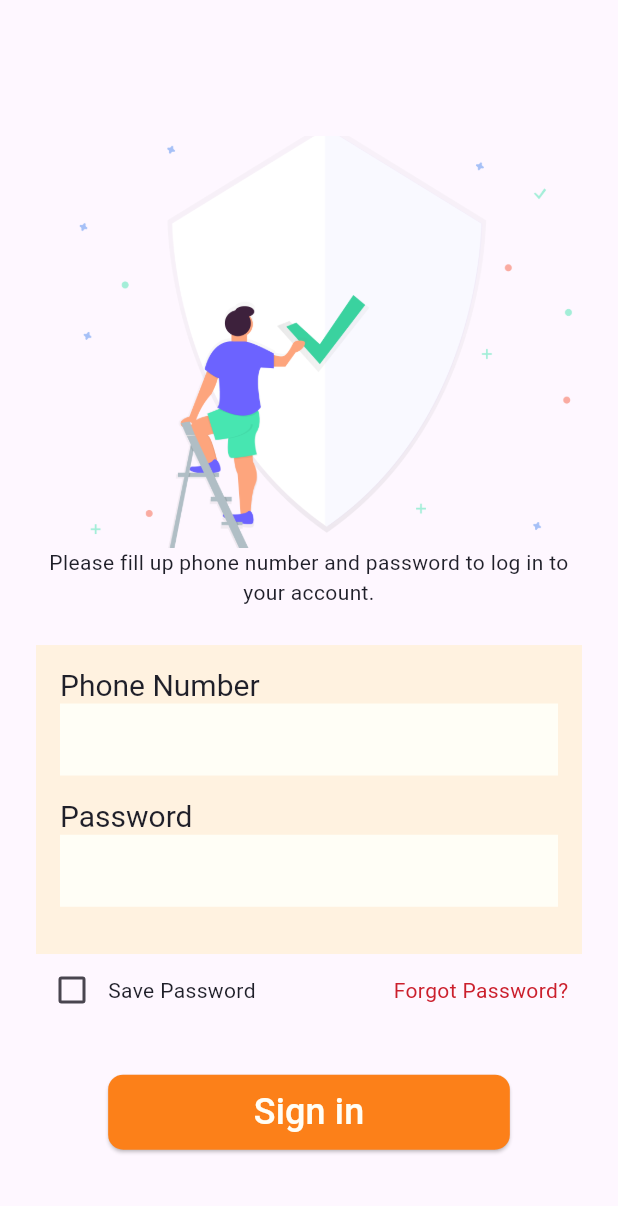
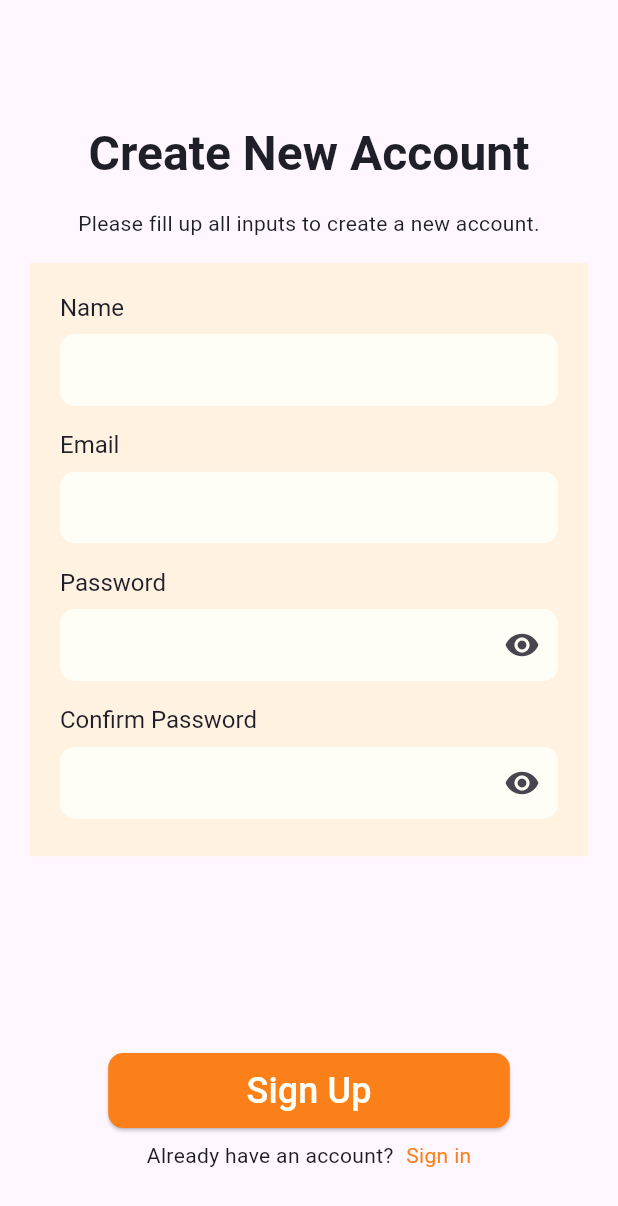
Before and after one commit to MahmoudOsman99/food-app, a Flutter app: the screen it shows after launch, on a phone screen of 412 x 824 dp. Shown: the top 1206 px of the screen. Run offline on Flutter 3.47's test engine with Material 2 defaults, Android fonts, the phone set to English and light mode, and no system bars; our stand-ins replace bloc, equatable, flutter_otp_text_field; missing offline and left inert: dart:ffi.

Commit message:
Adding OTP screen and register screen

```diff
--- /dev/null
+++ b/lib/app.dart
@@ -0,0 +1,21 @@
+import 'package:flutter/material.dart';
+import 'package:food_app/features/auth/presentation/screens/create_new_account.dart';
+import 'package:food_app/features/auth/presentation/screens/forgot_password.dart';
+import 'package:food_app/features/auth/presentation/screens/signin_screen.dart';
+
+import 'config/themes/light_theme.dart';
+
+class FoodApp extends StatelessWidget {
+  const FoodApp({super.key});
+
+  // This widget is the root of your application.
+  @override
+  Widget build(BuildContext context) {
+    return MaterialApp(
+      title: 'Osman',
+      debugShowCheckedModeBanner: false,
+      theme: lightTheme,
+      home: CreateNewAccount(),
+    );
+  }
+}
--- a/lib/config/app_colors.dart
+++ b/lib/config/app_colors.dart
@@ -4,6 +4,7 @@ class AppColors {
   static const Color lighRedColor = Color(0xffCB202D);
   static const Color lightOrangeColor = Color(0xffFFF2E0);
   static const Color orangeColor = Color(0xffFC8019);
+  static const Color borderOrangeColor = Color(0xffFEC490);
   static const Color whiteColor = Color(0xffFFFEF6);
   static const Color blackTextColor = Color(0xff1F1F29);
   static const Color darkBGTextFormFieldColor = Color(0xff32283B);
--- a/lib/config/strings.dart
+++ b/lib/config/strings.dart
@@ -1,12 +1,26 @@
 class AppStrings {
   //! Signin text
-  String signinText = 'Sign in';
-  String forgotPasswordText = 'Forgot Password?';
-  String phoneNumberText = 'Phone Number';
-  String signinSubText =
+  static String signinText = 'Sign in';
+  static String forgotPasswordText = 'Forgot Password?';
+  static String subForgotPasswordText =
+      'Please enter the OTP code which is sent to your mobile number +2';
+  static String resendOTPText = 'Resend OTP';
+  static String verificationText = "Verification Code";
+
+  static String phoneNumberText = 'Phone Number';
+  static String signinSubText =
       'Please fill up phone number and password to log in to your account.';
 
-  String emailText = 'Email';
-  String passwordText = 'Password';
-  // String signinText = 'signin';
+  static String emailText = 'Email';
+  static String passwordText = 'Password';
+  static String confirmPasswordText = 'Confirm Password';
+
+  //Create New Account
+  static String createNewAccountText = 'Create New Account';
+  static String subCreateNewAccountText =
+      'Please fill up all inputs to create a new account.';
+  static String nameText = 'Name';
+  static String signUpText = 'Sign Up';
+
+  static String alreadyHaveAccountText = 'Already have an account?';
 }
--- a/lib/config/themes/text_settings.dart
+++ b/lib/config/themes/text_settings.dart
@@ -8,7 +8,7 @@ TextTheme textSettings = const TextTheme(
     fontWeight: FontWeight.w500,
   ),
   displayMedium: TextStyle(
-    fontSize: 20,
+    fontSize: 18,
     color: AppColors.blackTextColor,
   ),
   bodySmall: TextStyle(
--- a/lib/core/router_settings/routes.dart
+++ b/lib/core/router_settings/routes.dart
@@ -1,4 +1,4 @@
-class Routes {
+class AppRoutes {
   static const String homeRoute = '';
   static const String signinRoute = '/signin';
 }
--- a/lib/core/shared_widgets/default_button.dart
+++ b/lib/core/shared_widgets/default_button.dart
@@ -53,7 +53,7 @@ class DefualtButton extends StatelessWidget {
       ),
       onPressed: onPressed,
       child: Text(
-        AppStrings().signinText,
+        text,
         style: context.textList.labelLarge!.copyWith(
           color: AppColors.whiteColor,
         ),
--- a/lib/core/shared_widgets/default_text_form_field.dart
+++ b/lib/core/shared_widgets/default_text_form_field.dart
@@ -4,29 +4,56 @@ import 'package:food_app/config/extensions/app_extensions.dart';
 
 class DefaultTextFormField extends StatelessWidget {
   TextEditingController controller;
+  final String? lable;
   final bool? isPassword;
+  final double? height;
   final TextInputAction? buttonInputStyle;
   final TextInputType? keyboardType;
+  final Icon? suffixIcon;
   DefaultTextFormField({
     super.key,
     required this.controller,
+    this.lable,
+    this.height,
     this.isPassword,
     this.buttonInputStyle,
     this.keyboardType,
+    this.suffixIcon,
   });
 
   @override
   Widget build(BuildContext context) {
-    return TextFormField(
+    return Column(
+      crossAxisAlignment: CrossAxisAlignment.start,
+      children: [
+        Text(
+          lable ?? "",
+          style: context.textList.displayMedium!
+              .copyWith(color: AppColors.blackTextColor, fontSize: 16),
+        ),
+        SizedBox(
+          height: context.height * 0.01,
+        ),
+        ClipRRect(
+          borderRadius: BorderRadius.circular(10),
+          child: TextFormField(
             controller: controller,
             obscureText: isPassword ?? false,
             style: context.textList.bodySmall!.copyWith(
                 color: context.isDarkMode
                     ? AppColors.blackTextColor
-            : AppColors.whiteColor,
-      ),
+                    : AppColors.whiteColor),
             textInputAction: buttonInputStyle,
             keyboardType: keyboardType,
+            decoration: InputDecoration(
+              suffixIcon: suffixIcon,
+            ),
+          ),
+        ),
+        SizedBox(
+          height: height ?? context.height * 0.02,
+        ),
+      ],
     );
   }
 }
--- /dev/null
+++ b/lib/features/auth/presentation/screens/create_new_account.dart
@@ -0,0 +1,147 @@
+import 'package:flutter/material.dart';
+import 'package:food_app/config/extensions/app_extensions.dart';
+import 'package:food_app/core/router_settings/routes.dart';
+import 'package:food_app/core/shared_widgets/default_button.dart';
+import 'package:food_app/core/shared_widgets/default_text_form_field.dart';
+
+import '../../../../config/app_colors.dart';
+import '../../../../config/strings.dart';
+
+class CreateNewAccount extends StatelessWidget {
+  final nameController = TextEditingController();
+  final emailController = TextEditingController();
+  final passwordController = TextEditingController();
+  final confirmPasswordController = TextEditingController();
+
+  CreateNewAccount({super.key});
+
+  @override
+  Widget build(BuildContext context) {
+    return Scaffold(
+      body: SafeArea(
+        child: SingleChildScrollView(
+          child: SizedBox(
+            height: context.height,
+            child: Padding(
+              padding: EdgeInsetsDirectional.only(
+                top: context.height * 0.1,
+                start: 20,
+                end: 20,
+              ),
+              child: Column(
+                crossAxisAlignment: CrossAxisAlignment.center,
+                children: [
+                  Text(
+                    AppStrings.createNewAccountText,
+                    style: context.textList.headlineLarge!.copyWith(
+                      fontWeight: FontWeight.bold,
+                      color: AppColors.blackTextColor,
+                    ),
+                  ),
+                  SizedBox(
+                    height: context.height * 0.02,
+                  ),
+                  Text(
+                    AppStrings.subCreateNewAccountText,
+                    textAlign: TextAlign.center,
+                    style: context.textList.bodyMedium!.copyWith(
+                      // fontWeight: FontWeight.bold,
+                      color: AppColors.blackTextColor,
+                    ),
+                  ),
+                  SizedBox(
+                    height: context.height * 0.02,
+                  ),
+                  Form(
+                    child: SizedBox(
+                      width: double.infinity,
+                      height: context.height * 0.48,
+                      child: DecoratedBox(
+                        decoration: BoxDecoration(
+                          color: AppColors.lightOrangeColor,
+                        ),
+                        child: SingleChildScrollView(
+                          child: Padding(
+                            padding: EdgeInsets.all(20),
+                            child: Column(
+                              children: [
+                                DefaultTextFormField(
+                                  controller: nameController,
+                                  lable: AppStrings.nameText,
+                                  buttonInputStyle: TextInputAction.next,
+                                  keyboardType: TextInputType.text,
+                                ),
+                                DefaultTextFormField(
+                                  controller: emailController,
+                                  lable: AppStrings.emailText,
+                                  buttonInputStyle: TextInputAction.next,
+                                  keyboardType: TextInputType.text,
+                                ),
+                                DefaultTextFormField(
+                                  controller: passwordController,
+                                  lable: AppStrings.passwordText,
+                                  buttonInputStyle: TextInputAction.next,
+                                  keyboardType: TextInputType.text,
+                                  suffixIcon: Icon(Icons.visibility),
+                                  isPassword: true,
+                                ),
+                                DefaultTextFormField(
+                                  controller: confirmPasswordController,
+                                  lable: AppStrings.confirmPasswordText,
+                                  buttonInputStyle: TextInputAction.done,
+                                  keyboardType: TextInputType.text,
+                                  suffixIcon: Icon(Icons.visibility),
+                                  isPassword: true,
+                                ),
+                              ],
+                            ),
+                          ),
+                        ),
+                      ),
+                    ),
+                  ),
+                  Spacer(
+                    flex: 3,
+                  ),
+                  DefualtButton(
+                    text: AppStrings.signUpText,
+                    onPressed: () {
+                      print(this.emailController.text);
+                    },
+                  ),
+                  SizedBox(
+                    height: context.height * 0.01,
+                  ),
+                  Row(
+                    mainAxisAlignment: MainAxisAlignment.center,
+                    children: [
+                      Text(
+                        AppStrings.alreadyHaveAccountText,
+                      ),
+                      SizedBox(
+                        width: context.width * 0.02,
+                      ),
+                      InkWell(
+                        onTap: () => Navigator.pushNamed(
+                          context,
+                          AppRoutes.signinRoute,
+                        ),
+                        child: Text(
+                          AppStrings.signinText,
+                          style: context.textList.bodyMedium!.copyWith(
+                            color: AppColors.orangeColor,
+                          ),
+                        ),
+                      ),
+                    ],
+                  ),
+                  Spacer(),
+                ],
+              ),
+            ),
+          ),
+        ),
+      ),
+    );
+  }
+}
--- a/lib/main.dart
+++ b/lib/main.dart
@@ -1,27 +1,14 @@
 import 'package:flutter/material.dart';
 import 'package:flutter/services.dart';
 import 'package:food_app/config/themes/light_theme.dart';
-import 'package:food_app/features/signin/presentation/screens/signin_screen.dart';
+import 'package:food_app/features/auth/presentation/screens/signin_screen.dart';
+
+import 'app.dart';
 
 void main() {
   WidgetsFlutterBinding.ensureInitialized();
   SystemChrome.setPreferredOrientations([DeviceOrientation.portraitUp])
       .then((_) {
-    runApp(const MyApp());
+    runApp(const FoodApp());
   });
 }
-
-class MyApp extends StatelessWidget {
-  const MyApp({super.key});
-
-  // This widget is the root of your application.
-  @override
-  Widget build(BuildContext context) {
-    return MaterialApp(
-      title: 'Osman',
-      debugShowCheckedModeBanner: false,
-      theme: lightTheme,
-      home: SigninScreen(),
-    );
-  }
-}
--- a/pubspec.yaml
+++ b/pubspec.yaml
@@ -14,6 +14,7 @@ dependencies:
   bloc:
   flutter_bloc:
   equatable:
+  flutter_otp_text_field:
 
 
 
```
Also changed, not shown: lib/core/router_settings/app_router.dart (+4 -4 lines), lib/features/auth/presentation/screens/forgot_password.dart (added, +110 -0 lines), lib/features/auth/presentation/screens/signin_screen.dart (renamed from lib/features/signin/presentation/screens/signin_screen.dart, +19 -6 lines), lib/features/auth/presentation/cubit/signin_cubit.dart (renamed from lib/features/signin/presentation/cubit/signin_cubit.dart), lib/features/auth/presentation/cubit/signin_state.dart (renamed from lib/features/signin/presentation/cubit/signin_state.dart), pubspec.lock, 1 other file. Lines whose indentation alone changed are shown as unchanged.
